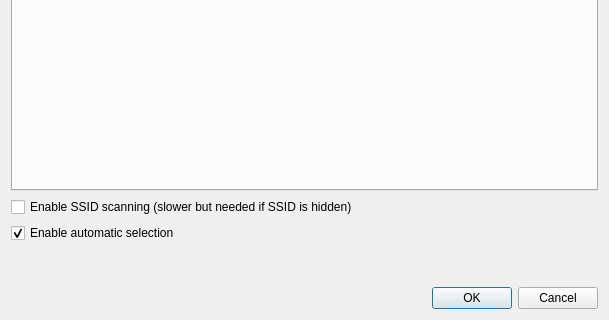
The window that qnut/apconfexp.ui (dosnut/nut) describes before a commit, drawn with Qt 5; both pictures show x 0 to 609 and y 311 to 631 of the 609 by 631 pixel window.
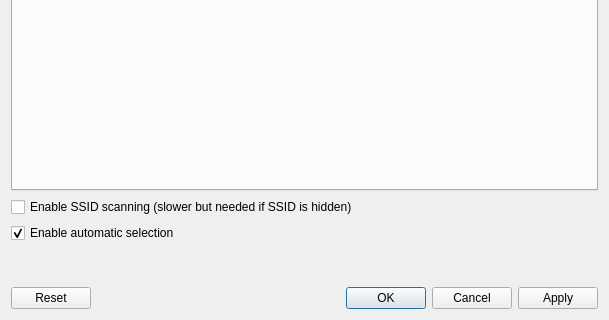
The same window after the commit.

Commit message: [qnut/wireless] add apply and reset functionality for aps and ad-hocs

The edit to the form file:
```diff
--- a/qnut/apconfexp.ui
+++ b/qnut/apconfexp.ui
@@ -1134,7 +1134,7 @@
       <enum>Qt::Horizontal</enum>
      </property>
      <property name="standardButtons">
-      <set>QDialogButtonBox::Cancel|QDialogButtonBox::Ok</set>
+      <set>QDialogButtonBox::Apply|QDialogButtonBox::Cancel|QDialogButtonBox::Ok|QDialogButtonBox::Reset</set>
      </property>
     </widget>
    </item>
```
Left out of the diff: 16 changed lines with no effect on the pictures. The commit also changes 7 other files.
